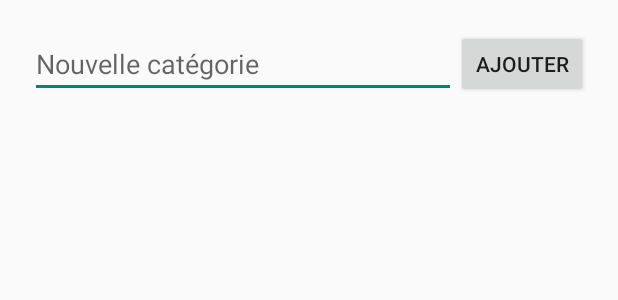
After one commit to fatvic/SimpleTodo, an Android app: the layout categories.xml on its own in the app's theme, with its tools: preview values and no code run, on a phone screen of 412 x 824 dp. The commit adds this screen. Shown: the top 300 px of the screen. Run offline under Robolectric (Android 15) with nearby library versions, the phone set to English and light mode, and no system bars.

Commit message:
New categories chooser !

```diff
--- /dev/null
+++ b/app/src/main/res/layout/categories.xml
@@ -0,0 +1,37 @@
+<?xml version="1.0" encoding="utf-8"?>
+<RelativeLayout
+xmlns:android="http://schemas.android.com/apk/res/android"
+xmlns:tools="http://schemas.android.com/tools"
+android:id="@+id/categoriesDialog"
+android:layout_width="match_parent"
+android:layout_height="wrap_content"
+    android:minWidth="300dp"
+tools:context=".MainActivity"
+    android:padding="20dp">
+
+<ListView
+    android:layout_width="wrap_content"
+    android:layout_height="wrap_content"
+    android:id="@+id/categoriesList"
+    android:layout_below="@+id/catName" />
+
+<EditText
+    android:layout_width="wrap_content"
+    android:layout_height="wrap_content"
+    android:id="@+id/catName"
+    android:hint="Nouvelle catégorie"
+    android:layout_alignParentLeft="true"
+    android:layout_alignParentStart="true"
+    android:layout_toStartOf="@+id/btnAddCat"
+    android:layout_toLeftOf="@+id/btnAddCat" />
+
+<Button
+    android:layout_width="wrap_content"
+    android:layout_height="fill_parent"
+    android:text="Ajouter"
+    android:id="@+id/btnAddCat"
+    android:layout_alignBottom="@+id/catName"
+    android:layout_alignRight="@+id/categoriesList"
+    android:layout_alignEnd="@+id/categoriesList" />
+
+</RelativeLayout>
```
Also changed, not shown: app/src/main/java/com/example/victor/simpletodo/MainActivity.java (+171 -21 lines), app/src/main/res/layout/activity_main.xml (+11 -2 lines).
